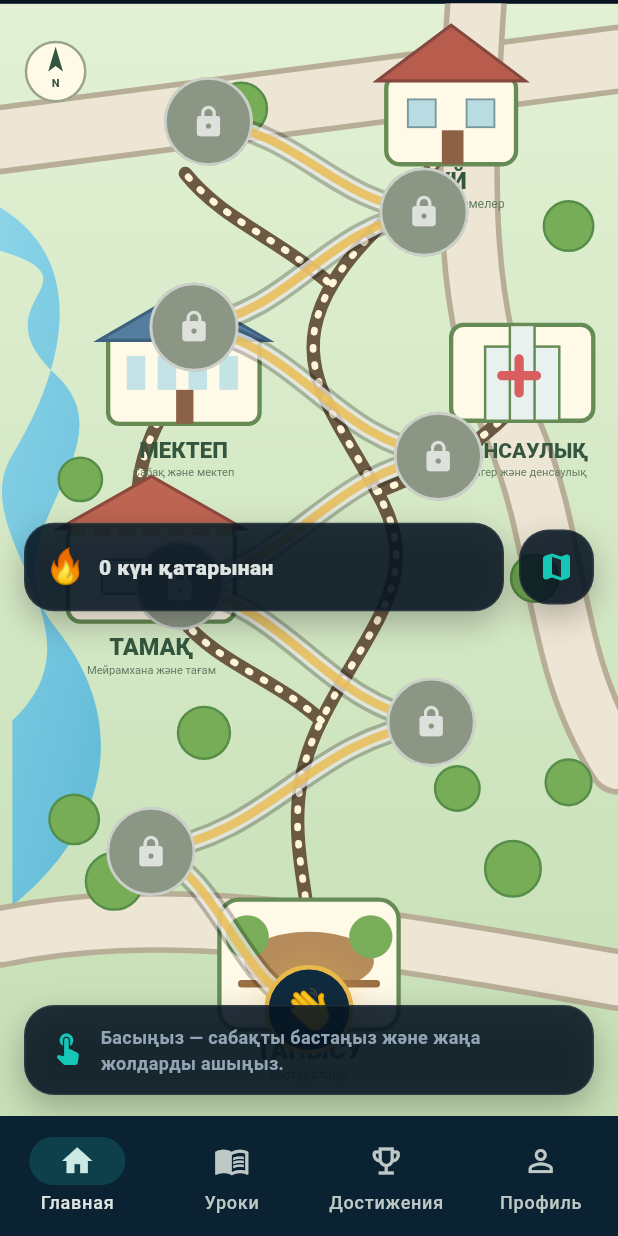
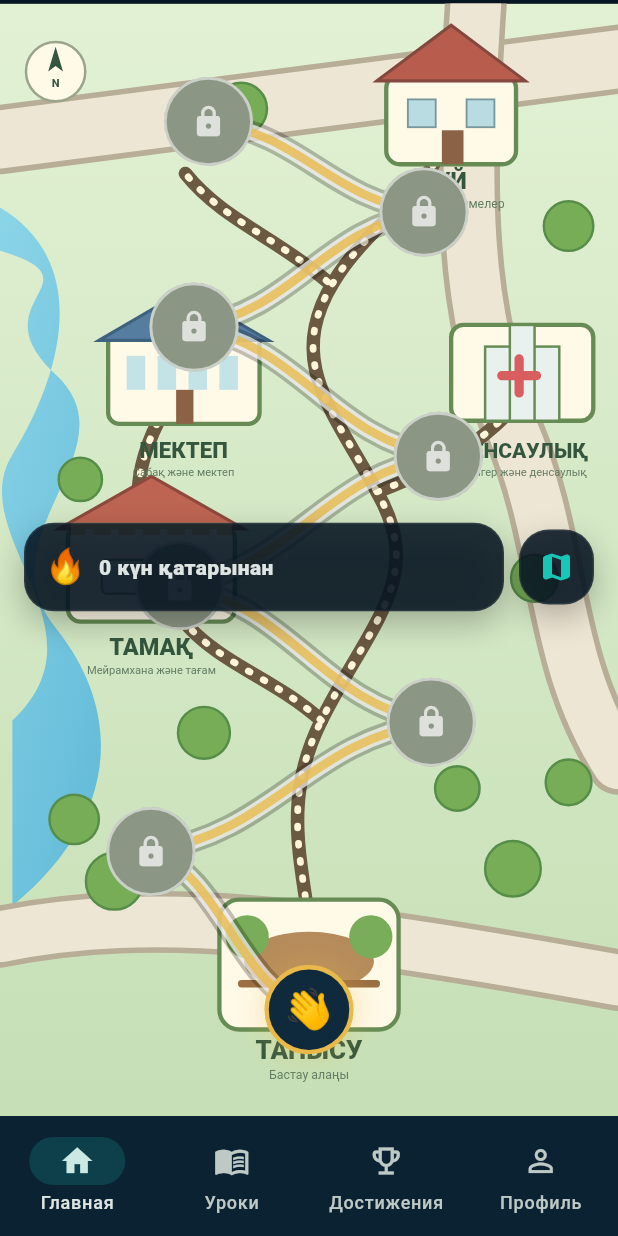
Before and after one commit to adildaku29-maker/qazaqsha_app, a Flutter app: the MainNavigationScreen screen opened directly, on a phone screen of 412 x 824 dp. Run offline on Flutter 3.47's test engine with Material 3 defaults, Android fonts, the phone set to English and light mode, and no system bars; our stand-ins replace audioplayers, flutter_svg, shared_preferences, sqflite; missing offline and left inert: record; accounts and stored records are empty; network calls fail.

Commit message:
Fix lesson map structure and remove hint

```diff
--- a/lib/screens/lesson_map_screen.dart
+++ b/lib/screens/lesson_map_screen.dart
@@ -10,57 +10,6 @@ class LessonMapScreen extends StatefulWidget {
   final String language;
   const LessonMapScreen({super.key, required this.language});
   @override State<LessonMapScreen> createState() => _LessonMapScreenState();
-}
-
-class _LearningPathPainter extends CustomPainter {
-  final List<Offset> points;
-  const _LearningPathPainter(this.points);
-
-  @override
-  void paint(Canvas canvas, Size size) {
-    if (points.length < 2) return;
-
-    final shadow = Paint()
-      ..color = Colors.black.withValues(alpha: .24)
-      ..style = PaintingStyle.stroke
-      ..strokeWidth = 16
-      ..strokeCap = StrokeCap.round;
-
-    final outer = Paint()
-      ..color = Colors.white.withValues(alpha: .68)
-      ..style = PaintingStyle.stroke
-      ..strokeWidth = 11
-      ..strokeCap = StrokeCap.round;
-
-    final inner = Paint()
-      ..color = AppColors.gold.withValues(alpha: .78)
-      ..style = PaintingStyle.stroke
-      ..strokeWidth = 6
-      ..strokeCap = StrokeCap.round;
-
-    final path = Path()..moveTo(points.first.dx, points.first.dy);
-    for (var i = 0; i < points.length - 1; i++) {
-      final a = points[i];
-      final b = points[i + 1];
-      final dx = (b.dx - a.dx) * .45;
-      final dy = (b.dy - a.dy) * .45;
-      path.cubicTo(
-        a.dx + dx,
-        a.dy + dy * .35,
-        b.dx - dx,
-        b.dy - dy * .35,
-        b.dx,
-        b.dy,
-      );
-    }
-
-    canvas.drawPath(path, shadow);
-    canvas.drawPath(path, outer);
-    canvas.drawPath(path, inner);
-  }
-
-  @override
-  bool shouldRepaint(covariant _LearningPathPainter oldDelegate) => false;
 }
 
 class _LessonMapScreenState extends State<LessonMapScreen> {
@@ -154,44 +103,6 @@ class _LessonMapScreenState extends State<LessonMapScreen> {
             ),
           ),
 
-          // Small instruction card, positioned above the navigation bar.
-          Positioned(
-            left: 16,
-            right: 16,
-            bottom: 14,
-            child: SafeArea(
-              top: false,
-              child: _glass(
-                padding: const EdgeInsets.symmetric(
-                  horizontal: 16,
-                  vertical: 12,
-                ),
-                child: Row(
-                  children: [
-                    const Icon(
-                      Icons.touch_app_rounded,
-                      color: AppColors.teal,
-                    ),
-                    const SizedBox(width: 10),
-                    Expanded(
-                      child: Text(
-                        tr(
-                          'Басыңыз — сабақты бастаңыз және жаңа жолдарды ашыңыз.',
-                          'Tap a location to start a lesson and unlock new paths.',
-                          'Локацияны басып, сабақты бастаңыз және жаңа жолдарды ашыңыз.',
-                        ),
-                        style: const TextStyle(
-                          fontSize: 12,
-                          color: AppColors.muted,
-                          fontWeight: FontWeight.w600,
-                        ),
-                      ),
-                    ),
-                  ],
-                ),
-              ),
-            ),
-          ),
         ],
       ),
     );
@@ -238,3 +149,54 @@ class _LessonMapScreenState extends State<LessonMapScreen> {
     Offset(145,82),
   ];
 }
+
+class _LearningPathPainter extends CustomPainter {
+  final List<Offset> points;
+  const _LearningPathPainter(this.points);
+
+  @override
+  void paint(Canvas canvas, Size size) {
+    if (points.length < 2) return;
+
+    final shadow = Paint()
+      ..color = Colors.black.withValues(alpha: .24)
+      ..style = PaintingStyle.stroke
+      ..strokeWidth = 16
+      ..strokeCap = StrokeCap.round;
+
+    final outer = Paint()
+      ..color = Colors.white.withValues(alpha: .68)
+      ..style = PaintingStyle.stroke
+      ..strokeWidth = 11
+      ..strokeCap = StrokeCap.round;
+
+    final inner = Paint()
+      ..color = AppColors.gold.withValues(alpha: .78)
+      ..style = PaintingStyle.stroke
+      ..strokeWidth = 6
+      ..strokeCap = StrokeCap.round;
+
+    final path = Path()..moveTo(points.first.dx, points.first.dy);
+    for (var i = 0; i < points.length - 1; i++) {
+      final a = points[i];
+      final b = points[i + 1];
+      final dx = (b.dx - a.dx) * .45;
+      final dy = (b.dy - a.dy) * .45;
+      path.cubicTo(
+        a.dx + dx,
+        a.dy + dy * .35,
+        b.dx - dx,
+        b.dy - dy * .35,
+        b.dx,
+        b.dy,
+      );
+    }
+
+    canvas.drawPath(path, shadow);
+    canvas.drawPath(path, outer);
+    canvas.drawPath(path, inner);
+  }
+
+  @override
+  bool shouldRepaint(covariant _LearningPathPainter oldDelegate) => false;
+}
```
